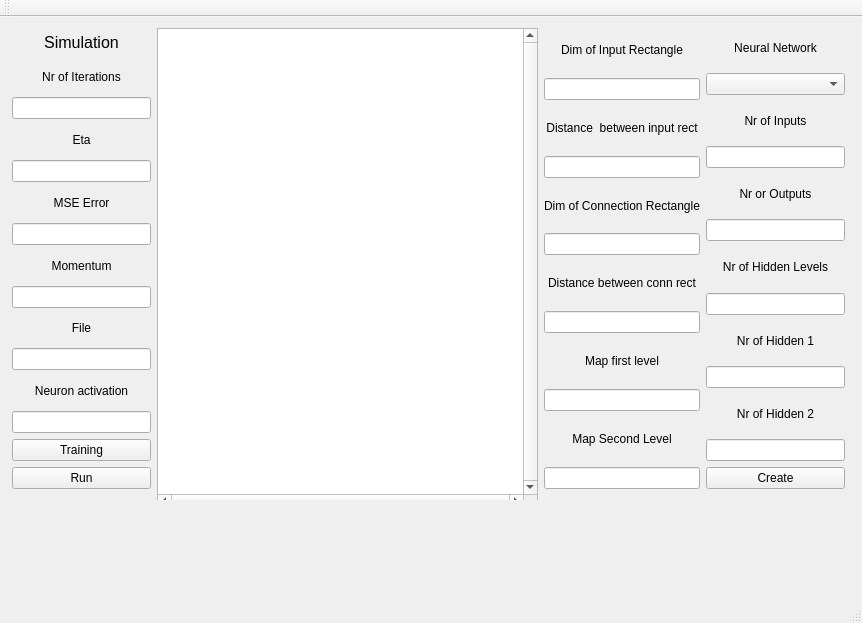
Old version of the form neural_network_simulator/neural_network_simulator_ui/neuralnetworksimulator.ui in the repository gdimitriu/ArtificialInteligence.
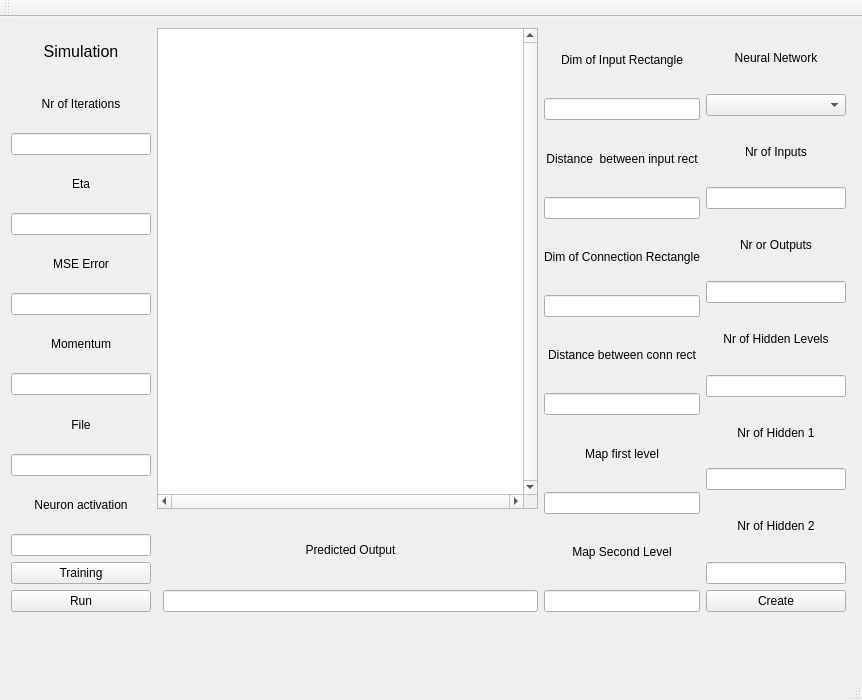
New version of the form. Custom widgets are drawn as their Qt base class.

Patch:
```diff
--- a/neural_network_simulator/neural_network_simulator_ui/neuralnetworksimulator.ui
+++ b/neural_network_simulator/neural_network_simulator_ui/neuralnetworksimulator.ui
@@ -7,7 +7,7 @@
     <x>0</x>
     <y>0</y>
     <width>862</width>
-    <height>623</height>
+    <height>700</height>
    </rect>
   </property>
   <property name="windowTitle">
@@ -17,13 +17,13 @@
    <widget class="QWidget" name="layoutWidget">
     <property name="geometry">
      <rect>
-      <x>1</x>
+      <x>0</x>
       <y>0</y>
-      <width>855</width>
-      <height>483</height>
+      <width>857</width>
+      <height>606</height>
      </rect>
     </property>
-    <layout class="QHBoxLayout" name="horizontalLayout">
+    <layout class="QHBoxLayout" name="horizontalLayout_2">
      <item>
       <layout class="QVBoxLayout" name="verticalLayout_3">
        <item>
@@ -156,6 +156,8 @@
       </layout>
      </item>
      <item>
+      <layout class="QVBoxLayout" name="verticalLayout_5">
+       <item>
       <widget class="QPlainTextEdit" name="outputDisplay">
        <property name="sizePolicy">
         <sizepolicy hsizetype="Fixed" vsizetype="Fixed">
@@ -199,6 +201,32 @@
       </widget>
      </item>
      <item>
+        <layout class="QHBoxLayout" name="horizontalLayout">
+         <item>
+          <widget class="NumberEditor" name="numberEditor"/>
+         </item>
+         <item>
+          <layout class="QVBoxLayout" name="verticalLayout_4">
+           <item>
+            <widget class="QLabel" name="label_20">
+             <property name="text">
+              <string>Predicted Output</string>
+             </property>
+             <property name="alignment">
+              <set>Qt::AlignCenter</set>
+             </property>
+            </widget>
+           </item>
+           <item>
+            <widget class="QLineEdit" name="predictedOutput"/>
+           </item>
+          </layout>
+         </item>
+        </layout>
+       </item>
+      </layout>
+     </item>
+     <item>
       <layout class="QVBoxLayout" name="verticalLayout_2">
        <item>
         <widget class="QLabel" name="label_7">
@@ -440,6 +468,13 @@
   <widget class="QStatusBar" name="statusBar"/>
  </widget>
  <layoutdefault spacing="6" margin="11"/>
+ <customwidgets>
+  <customwidget>
+   <class>NumberEditor</class>
+   <extends>QWidget</extends>
+   <header location="global">numbereditor.h</header>
+  </customwidget>
+ </customwidgets>
  <tabstops>
   <tabstop>networkType</tabstop>
   <tabstop>nrOfInputs</tabstop>
```
Lines whose indentation alone changed are shown as unchanged.
